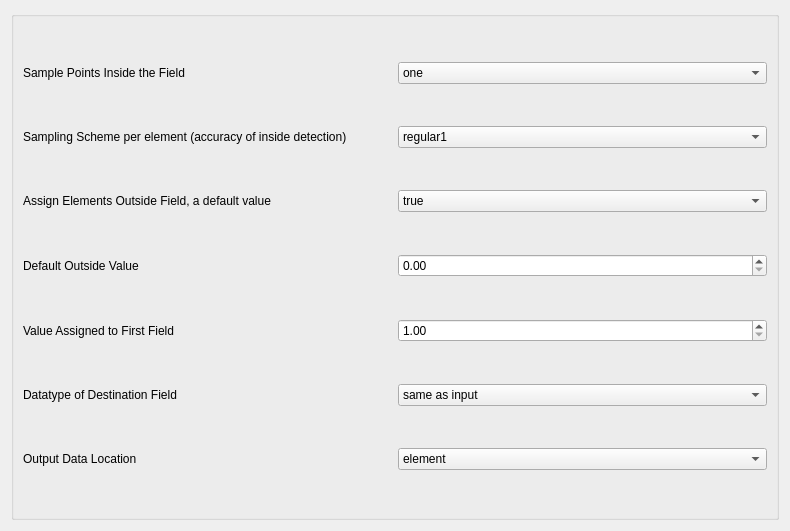
Before: the Qt Designer form src/Interface/Modules/Fields/CalculateInsideWhichFieldDialog.ui in SCIInstitute/SCIRun, drawn with Qt 5.
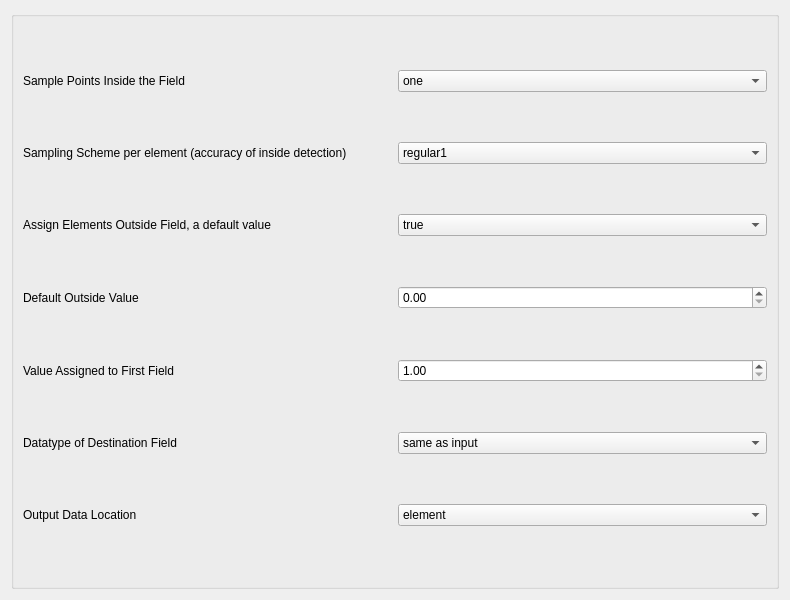
After: the same form once the commit is applied.

Patch:
```diff
--- a/src/Interface/Modules/Fields/CalculateInsideWhichFieldDialog.ui
+++ b/src/Interface/Modules/Fields/CalculateInsideWhichFieldDialog.ui
@@ -7,7 +7,7 @@
     <x>0</x>
     <y>0</y>
     <width>790</width>
-    <height>531</height>
+    <height>600</height>
    </rect>
   </property>
   <property name="sizePolicy">
@@ -18,8 +18,8 @@
   </property>
   <property name="minimumSize">
    <size>
-    <width>400</width>
-    <height>75</height>
+    <width>600</width>
+    <height>600</height>
    </size>
   </property>
   <property name="windowTitle">
@@ -30,8 +30,8 @@
     <widget class="QGroupBox" name="groupBox">
      <property name="minimumSize">
       <size>
-       <width>300</width>
-       <height>35</height>
+       <width>499</width>
+       <height>500</height>
       </size>
      </property>
      <property name="title">
```
